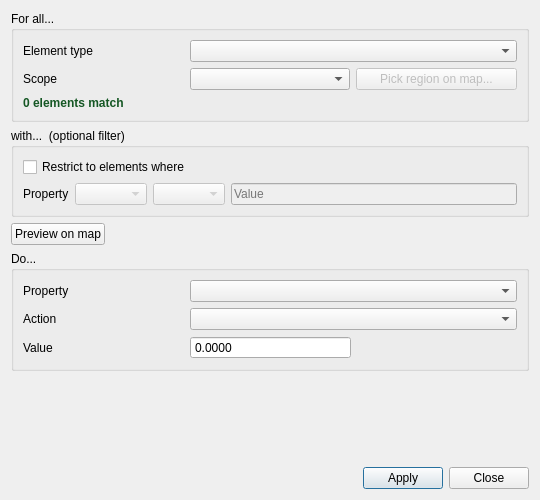
Above: ui/queries/qgisred_groupedit_dialog.ui from qgisred/QGISRed before the change. Below: the same form after it.
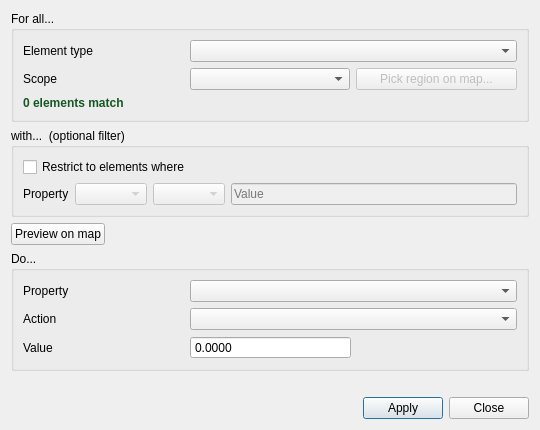
That is the form after the change. Custom widgets are drawn as their Qt base class.

Commit message: Group Edit: Compress dialog height

The edit to the form file:
```diff
--- a/ui/queries/qgisred_groupedit_dialog.ui
+++ b/ui/queries/qgisred_groupedit_dialog.ui
@@ -7,13 +7,13 @@
     <x>0</x>
     <y>0</y>
     <width>540</width>
-    <height>500</height>
+    <height>430</height>
    </rect>
   </property>
   <property name="minimumSize">
    <size>
     <width>520</width>
-    <height>460</height>
+    <height>430</height>
    </size>
   </property>
   <property name="windowTitle">
```
